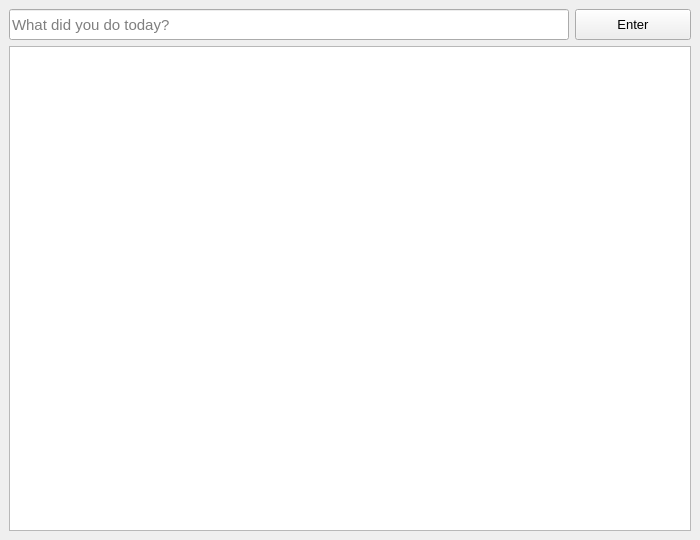
The window that ui/main_window.ui (petko-todorov/activity-log) describes before a commit, drawn with Qt 5.
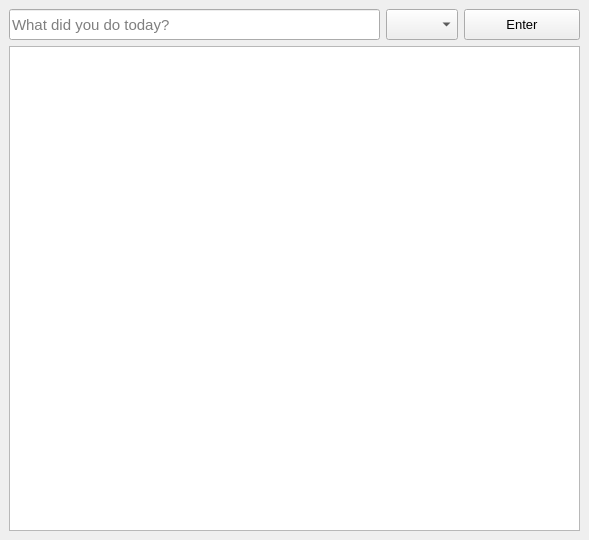
The same window after the commit. Icons and pictures are not drawn.

Commit message: Add a combo box to the main window and adjust window width

What changed in the file:
```diff
--- a/ui/main_window.ui
+++ b/ui/main_window.ui
@@ -6,7 +6,7 @@
    <rect>
     <x>0</x>
     <y>0</y>
-    <width>700</width>
+    <width>589</width>
     <height>540</height>
    </rect>
   </property>
@@ -44,6 +44,16 @@
         </property>
        </widget>
       </item>
+      <item>
+       <widget class="QComboBox" name="comboBox">
+        <property name="minimumSize">
+         <size>
+          <width>70</width>
+          <height>31</height>
+         </size>
+        </property>
+       </widget>
+      </item>
       <item>
        <widget class="QPushButton" name="pushButton">
         <property name="sizePolicy">
```
The commit also changes 1 other file.
